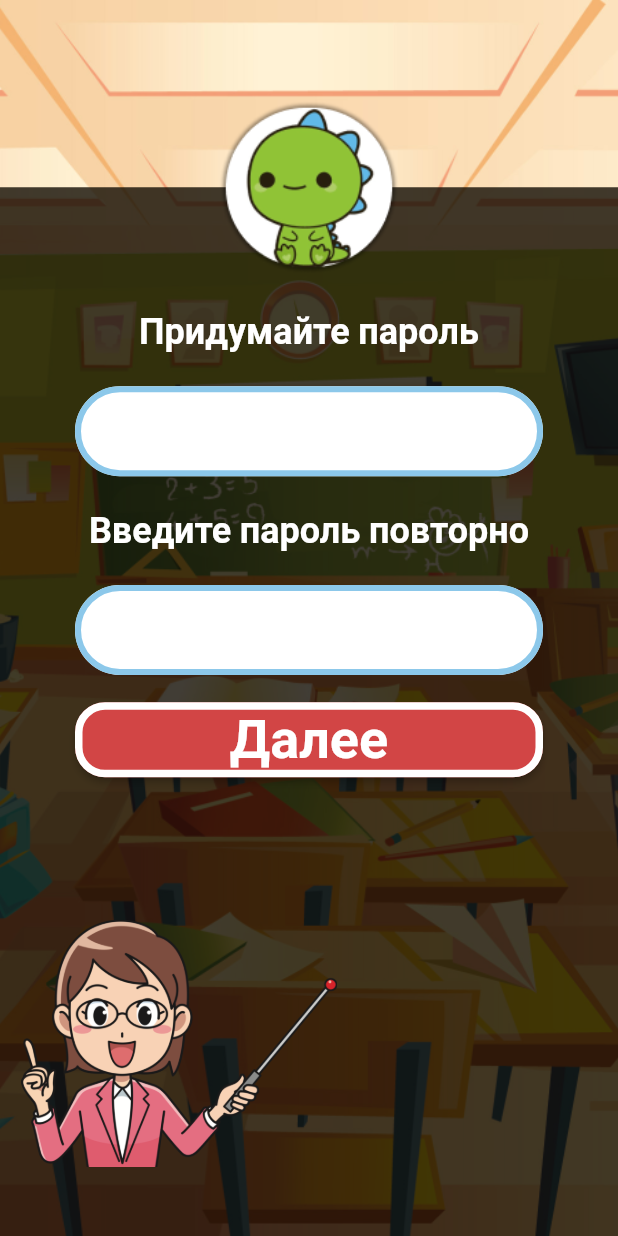
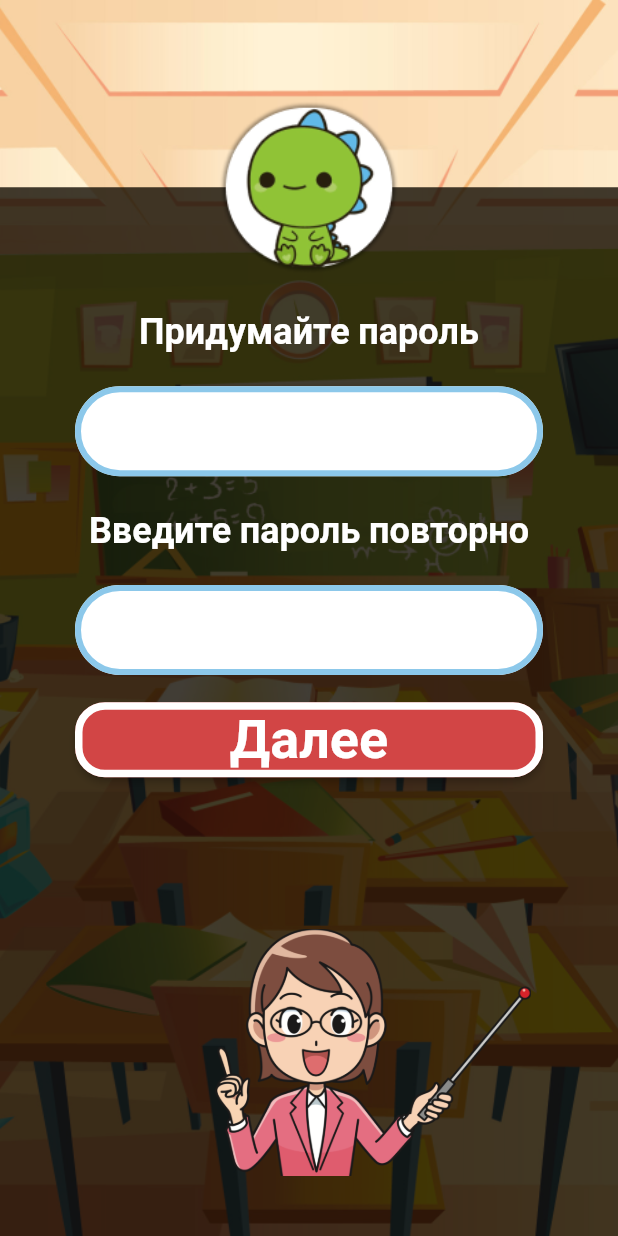
Before and after one commit to Sypexx/KengaBoo, a Flutter app: the RegistrationPassWidget screen opened directly, on a phone screen of 412 x 824 dp. Run offline on Flutter 3.47's test engine with Material 2 defaults, Android fonts, the phone set to English and light mode, and no system bars; drawn by our look-alikes of auto_size_text; our stand-ins replace built_collection, built_value, cloud_firestore, firebase_auth, firebase_core, font_awesome_flutter and 8 more; missing offline and left inert: json_path; accounts and stored records are empty; generated files the repository leaves out were written again.

Commit message:
Updating to latest FlutterFlow output.

```diff
--- a/lib/registration_pass/registration_pass_widget.dart
+++ b/lib/registration_pass/registration_pass_widget.dart
@@ -210,7 +210,7 @@ class _RegistrationPassWidgetState extends State<RegistrationPassWidget> {
                           child: Stack(
                             children: [
                               Align(
-                                alignment: AlignmentDirectional(-1.05, 0.36),
+                                alignment: AlignmentDirectional(0.52, 0.44),
                                 child: InkWell(
                                   onTap: () async {
                                     await Navigator.push(
```
